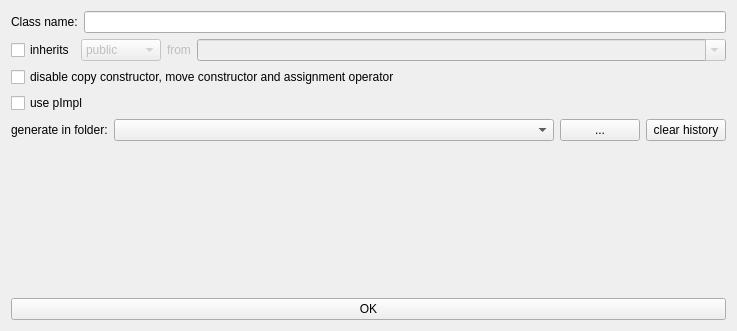
Qt form CodeCreator/ClassGenerator.ui (Ulle84/UllesSourceCode) before a commit.
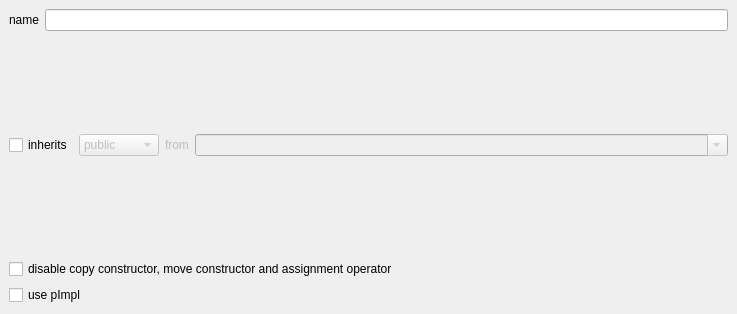
The same form after that commit.

```diff
--- a/CodeCreator/ClassGenerator.ui
+++ b/CodeCreator/ClassGenerator.ui
@@ -7,19 +7,22 @@
     <x>0</x>
     <y>0</y>
     <width>737</width>
-    <height>331</height>
+    <height>314</height>
    </rect>
   </property>
   <property name="windowTitle">
    <string>ClassGenerator</string>
   </property>
   <layout class="QVBoxLayout" name="verticalLayout">
+   <property name="margin">
+    <number>9</number>
+   </property>
    <item>
     <layout class="QHBoxLayout" name="horizontalLayout">
      <item>
       <widget class="QLabel" name="label">
        <property name="text">
-        <string>Class name:</string>
+        <string>name</string>
        </property>
       </widget>
      </item>
@@ -104,61 +107,6 @@
      </property>
     </widget>
    </item>
-   <item>
-    <layout class="QHBoxLayout" name="horizontalLayout_2">
-     <item>
-      <widget class="QLabel" name="label_2">
-       <property name="text">
-        <string>generate in folder:</string>
-       </property>
-      </widget>
-     </item>
-     <item>
-      <widget class="QComboBox" name="comboBoxFolder">
-       <property name="sizePolicy">
-        <sizepolicy hsizetype="MinimumExpanding" vsizetype="Fixed">
-         <horstretch>0</horstretch>
-         <verstretch>0</verstretch>
-        </sizepolicy>
-       </property>
-      </widget>
-     </item>
-     <item>
-      <widget class="QPushButton" name="pushButtonSelectFolder">
-       <property name="text">
-        <string>...</string>
-       </property>
-      </widget>
-     </item>
-     <item>
-      <widget class="QPushButton" name="pushButtonClearHistory">
-       <property name="text">
-        <string>clear history</string>
-       </property>
-      </widget>
-     </item>
-    </layout>
-   </item>
-   <item>
-    <spacer name="verticalSpacer">
-     <property name="orientation">
-      <enum>Qt::Vertical</enum>
-     </property>
-     <property name="sizeHint" stdset="0">
-      <size>
-       <width>20</width>
-       <height>40</height>
-      </size>
-     </property>
-    </spacer>
-   </item>
-   <item>
-    <widget class="QPushButton" name="pushButtonStart">
-     <property name="text">
-      <string>OK</string>
-     </property>
-    </widget>
-   </item>
   </layout>
  </widget>
  <layoutdefault spacing="6" margin="11"/>
```
Left out of the diff: 2 changed lines with no effect on the pictures.
